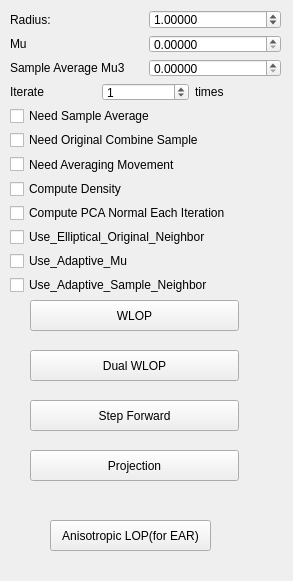
Above: point-cloud-2015/UI/para_wlop.ui from sunwaylive/Point-Cloud-Processing-2015 before the change. Below: the same form after it.
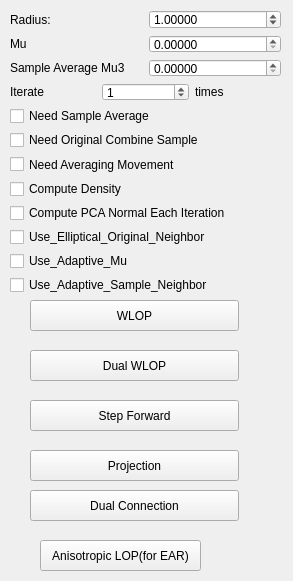
That is the form after the change.

Commit message: Added dual connection

```diff
--- a/point-cloud-2015/UI/para_wlop.ui
+++ b/point-cloud-2015/UI/para_wlop.ui
@@ -184,8 +184,8 @@
   <widget class="QPushButton" name="anisotropic_lop_apply">
    <property name="geometry">
     <rect>
-     <x>50</x>
-     <y>520</y>
+     <x>40</x>
+     <y>540</y>
      <width>161</width>
      <height>31</height>
     </rect>
@@ -246,6 +246,19 @@
     <string>Projection</string>
    </property>
   </widget>
+  <widget class="QPushButton" name="dual_connection">
+   <property name="geometry">
+    <rect>
+     <x>30</x>
+     <y>490</y>
+     <width>209</width>
+     <height>31</height>
+    </rect>
+   </property>
+   <property name="text">
+    <string>Dual Connection</string>
+   </property>
+  </widget>
  </widget>
  <resources/>
  <connections/>
```
The commit also changes 5 other files.
